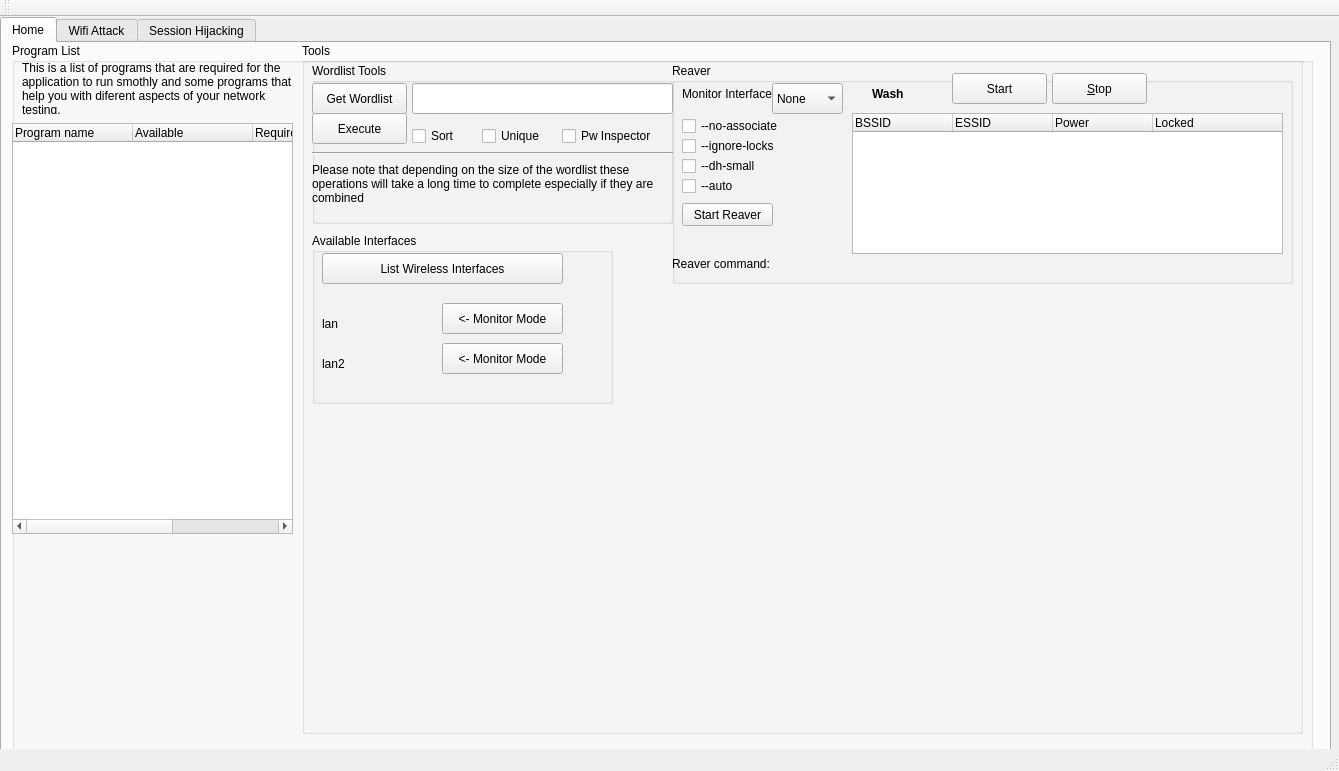
The window that wifern.ui (houcy/wifern) describes before a commit, drawn with Qt 5.
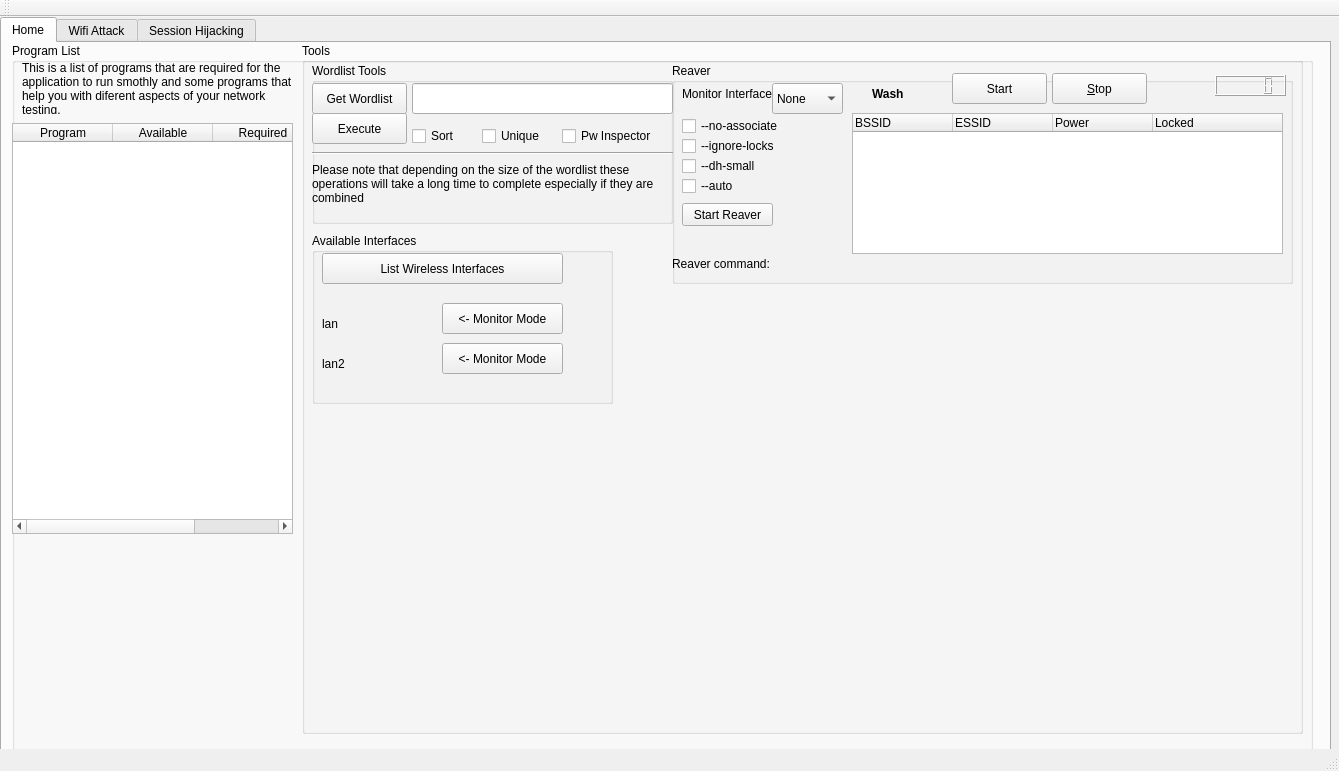
The same window after the commit. Icons and pictures are not drawn.

Commit message: Required and extra programs table update

Diff of the .ui file:
```diff
--- a/wifern.ui
+++ b/wifern.ui
@@ -82,7 +82,7 @@
          <property name="alignment">
           <set>Qt::AlignLeading|Qt::AlignLeft|Qt::AlignTop</set>
          </property>
-         <widget class="QTreeWidget" name="treeWidget">
+         <widget class="QTableWidget" name="my_tableWidget">
           <property name="geometry">
            <rect>
             <x>0</x>
@@ -94,15 +94,9 @@
           <property name="frameShape">
            <enum>QFrame::StyledPanel</enum>
           </property>
-          <attribute name="headerDefaultSectionSize">
-           <number>120</number>
-          </attribute>
-          <attribute name="headerHighlightSections">
-           <bool>false</bool>
-          </attribute>
           <column>
            <property name="text">
-            <string>Program name</string>
+            <string>Program</string>
            </property>
           </column>
           <column>
@@ -115,11 +109,6 @@
             <string>Required</string>
            </property>
           </column>
-          <column>
-           <property name="text">
-            <string>Good if Available</string>
-           </property>
-          </column>
          </widget>
          <widget class="QGroupBox" name="groupBox_2">
           <property name="geometry">
@@ -465,6 +454,16 @@
              <string>Start Reaver</string>
             </property>
            </widget>
+           <widget class="QLCDNumber" name="lcd_time_Number">
+            <property name="geometry">
+             <rect>
+              <x>543</x>
+              <y>12</y>
+              <width>71</width>
+              <height>21</height>
+             </rect>
+            </property>
+           </widget>
           </widget>
           <widget class="QGroupBox" name="Interface_groupBox">
            <property name="geometry">
```
The commit also changes 2 other files.
